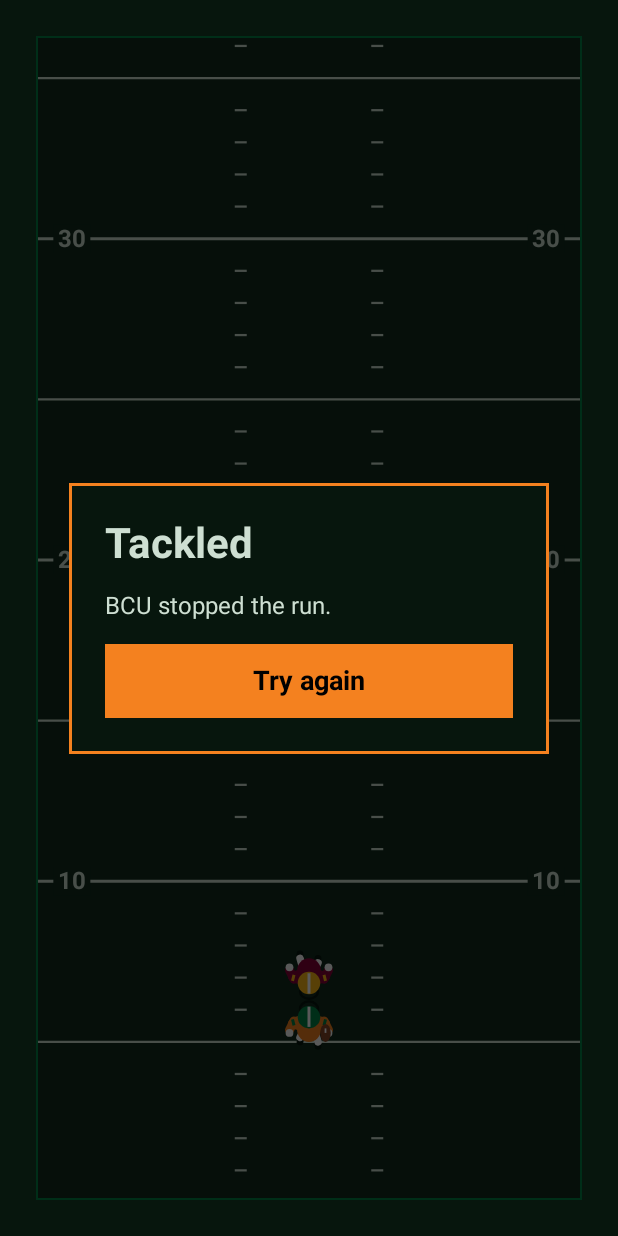
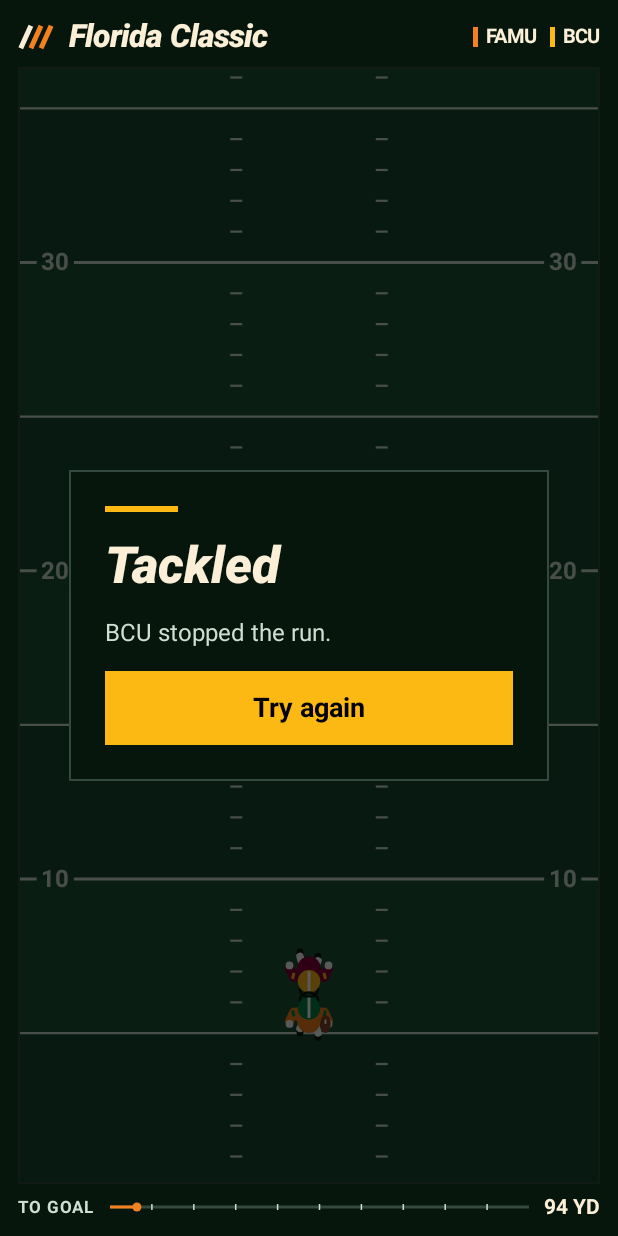
Before and after one commit to GetRighhttt/Famu-Kotlin-Arena-Game, an Android app built with Jetpack Compose: the screen it shows after launch (MainActivity), on a phone screen of 412 x 824 dp. Run offline under Robolectric (Android 15) with nearby library versions, the phone set to English and light mode, and no system bars.

Commit message:
Add Florida Classic field paint and a live yardage display

```diff
--- a/shared/src/commonMain/kotlin/com/stefan/neonarena/game/rendering/FootballFieldDrawing.kt
+++ b/shared/src/commonMain/kotlin/com/stefan/neonarena/game/rendering/FootballFieldDrawing.kt
@@ -7,7 +7,11 @@ import androidx.compose.ui.text.TextStyle
 import androidx.compose.ui.text.drawText
 import androidx.compose.ui.text.font.FontWeight
 import androidx.compose.ui.unit.sp
+import androidx.compose.ui.graphics.Path
 import androidx.compose.ui.graphics.drawscope.DrawScope
+import androidx.compose.ui.graphics.drawscope.Stroke
+import androidx.compose.ui.graphics.drawscope.translate
+import androidx.compose.ui.text.font.FontStyle
 import androidx.compose.ui.unit.dp
 import com.stefan.neonarena.ui.theme.GameColors
 
@@ -21,6 +25,7 @@ import com.stefan.neonarena.ui.theme.GameColors
  * @since 2026-11-27
  */
 fun DrawScope.drawFootballField(fieldSize: Size, endZoneHeight: Float, textMeasurer: TextMeasurer) {
+    if (fieldSize.width <= 0f || fieldSize.height <= 0f) return
     drawRect(color = GameColors.arenaSurface, size = fieldSize)
     drawRect(color = GameColors.famuGreen, size = Size(fieldSize.width, endZoneHeight))
     drawRect(
@@ -29,6 +34,14 @@ fun DrawScope.drawFootballField(fieldSize: Size, endZoneHeight: Float, textMeasu
         size = Size(fieldSize.width, endZoneHeight),
     )
     val sectionHeight = (fieldSize.height - 2f * endZoneHeight) / 10f
+    for (band in 0 until 20 step 2) {
+        drawRect(
+            GameColors.turfBand, Offset(0f, endZoneHeight + sectionHeight * band / 2f),
+            Size(fieldSize.width, sectionHeight / 2f),
+        )
+    }
+    drawEndZoneStripes(fieldSize.width, endZoneHeight)
+    translate(top = fieldSize.height - endZoneHeight) { drawEndZoneStripes(fieldSize.width, endZoneHeight) }
     for (line in 0..10) {
         val y = endZoneHeight + sectionHeight * line
         drawLine(
@@ -64,15 +77,62 @@ fun DrawScope.drawFootballField(fieldSize: Size, endZoneHeight: Float, textMeasu
                 topLeft = Offset(x - 3.dp.toPx(), y),
                 size = Size(text.size.width + 6.dp.toPx(), text.size.height.toFloat()),
             )
+            drawRect(
+                GameColors.turfBand, Offset(x - 3.dp.toPx(), endZoneHeight + sectionHeight * yard),
+                Size(text.size.width + 6.dp.toPx(), text.size.height / 2f),
+            )
             drawText(text, topLeft = Offset(x, y))
         }
     }
+    drawMidfieldEmblem(fieldSize, sectionHeight, textMeasurer)
     drawGoalposts(fieldSize.width, endZoneHeight)
     for ((label, centerY) in listOf("RATTLERS!" to endZoneHeight * 0.75f, "START" to fieldSize.height - endZoneHeight / 2f)) {
         val text = textMeasurer.measure(label, style = TextStyle(
-            color = GameColors.fieldLine, fontSize = 18.sp, fontWeight = FontWeight.Bold,
+            color = GameColors.fieldLine, fontSize = 18.sp, fontWeight = FontWeight.Black,
+            fontStyle = FontStyle.Italic, letterSpacing = 1.6.sp,
         ))
         drawText(text, topLeft = Offset((fieldSize.width - text.size.width) / 2f, centerY - text.size.height / 2f))
+    }
+}
+
+private fun DrawScope.drawEndZoneStripes(width: Float, height: Float) {
+    val unit = minOf(width * 0.032f, height * 0.45f)
+    for (index in 0..2) {
+        val x = unit * index * 1.65f
+        for (side in 0..1) {
+            val origin = if (side == 0) x else width - x
+            val step = if (side == 0) unit else -unit
+            val stripe = Path().apply {
+                moveTo(origin, height)
+                lineTo(origin + step, height)
+                lineTo(origin + 2.4f * step, 0f)
+                lineTo(origin + 1.4f * step, 0f)
+                close()
+            }
+            drawPath(stripe, if (index == 0) GameColors.famuOrange else GameColors.turfBand)
+        }
+    }
+}
+
+private fun DrawScope.drawMidfieldEmblem(field: Size, sectionHeight: Float, textMeasurer: TextMeasurer) {
+    val halfWidth = minOf(70.dp.toPx(), field.width * 0.23f, sectionHeight * 0.68f)
+    if (halfWidth <= 0f) return
+    translate(field.width / 2f, field.height / 2f) {
+        val halfHeight = halfWidth * 0.44f
+        val diamond = Path().apply {
+            moveTo(-halfWidth, 0f)
+            lineTo(0f, -halfHeight)
+            lineTo(halfWidth, 0f)
+            lineTo(0f, halfHeight)
+            close()
+        }
+        drawPath(diamond, GameColors.background)
+        drawPath(diamond, GameColors.famuOrange, style = Stroke(width = halfWidth * 0.035f))
+        val lettering = textMeasurer.measure("ORLANDO", style = TextStyle(
+            color = GameColors.cream, fontWeight = FontWeight.Black, fontStyle = FontStyle.Italic,
+            fontSize = (halfWidth * 0.24f).toSp(),
+        ))
+        drawText(lettering, topLeft = Offset(-lettering.size.width / 2f, -lettering.size.height / 2f))
     }
 }
 
--- a/shared/src/commonMain/kotlin/com/stefan/neonarena/ui/arena/Arena.kt
+++ b/shared/src/commonMain/kotlin/com/stefan/neonarena/ui/arena/Arena.kt
@@ -1,6 +1,7 @@
 package com.stefan.neonarena.ui.arena
 
 import androidx.compose.foundation.Canvas
+import androidx.compose.foundation.layout.Column
 import androidx.compose.foundation.layout.Box
 import androidx.compose.foundation.background
 import androidx.compose.foundation.border
@@ -53,15 +54,17 @@ fun Arena(
     modifier: Modifier = Modifier,
 ) {
     val textMeasurer = rememberTextMeasurer()
-    Box(
+    Column(
         modifier = modifier.fillMaxSize()
             .background(GameColors.background)
             .safeDrawingPadding()
-            .padding(24.dp),
+            .padding(horizontal = 12.dp, vertical = 4.dp),
     ) {
+        MatchupStrip()
+        Box(Modifier.weight(1f)) {
             Canvas(
                 modifier = Modifier.fillMaxSize()
-                .border(1.dp, GameColors.famuGreen)
+                    .border(1.dp, GameColors.rail)
                     .clipToBounds()
                     .onSizeChanged { onArenaSizeChanged(it.toSize()) }
                     .then(if (isRunning) Modifier.onArenaTap(onTap).touchControls(touchState) else Modifier)
@@ -89,4 +92,6 @@ fun Arena(
                 }
             }
         }
+        DriveStrip(player, camera)
     }
+}
--- /dev/null
+++ b/shared/src/commonMain/kotlin/com/stefan/neonarena/ui/arena/GamedayStrips.kt
@@ -0,0 +1,92 @@
+package com.stefan.neonarena.ui.arena
+
+import androidx.compose.foundation.Canvas
+import androidx.compose.foundation.background
+import androidx.compose.foundation.layout.*
+import androidx.compose.foundation.text.BasicText
+import androidx.compose.runtime.Composable
+import androidx.compose.ui.Alignment
+import androidx.compose.ui.Modifier
+import androidx.compose.ui.geometry.Offset
+import androidx.compose.ui.graphics.Color
+import androidx.compose.ui.text.TextStyle
+import androidx.compose.ui.text.font.FontStyle
+import androidx.compose.ui.text.font.FontWeight
+import androidx.compose.ui.unit.dp
+import androidx.compose.ui.unit.sp
+import com.stefan.neonarena.game.model.Player
+import com.stefan.neonarena.game.state.FieldCamera
+import com.stefan.neonarena.ui.theme.GameColors
+import kotlin.math.ceil
+
+/**
+ * Keeps the matchup and distance to the goal in screen coordinates while the field scrolls.
+ *
+ * @author Stefan Bayne
+ * @since 2026-11-27
+ */
+@Composable
+internal fun MatchupStrip() {
+    Row(
+        modifier = Modifier.fillMaxWidth().padding(vertical = 8.dp),
+        verticalAlignment = Alignment.CenterVertically,
+        horizontalArrangement = Arrangement.spacedBy(8.dp),
+    ) {
+        Canvas(Modifier.size(26.dp, 21.dp)) {
+            for (stripe in 0..2) {
+                val x = size.width * (0.07f + stripe * 0.26f)
+                drawLine(
+                    if (stripe == 0) GameColors.cream else GameColors.famuOrange,
+                    Offset(x, size.height * 0.85f), Offset(x + size.width * 0.26f, size.height * 0.15f),
+                    strokeWidth = size.width * 0.13f,
+                )
+            }
+        }
+        BasicText(
+            "Florida Classic", modifier = Modifier.weight(1f),
+            style = TextStyle(color = GameColors.cream, fontWeight = FontWeight.Black, fontStyle = FontStyle.Italic, fontSize = 21.sp),
+        )
+        TeamLabel("FAMU", GameColors.famuOrange)
+        TeamLabel("BCU", GameColors.bcuGold)
+    }
+}
+
+@Composable
+private fun TeamLabel(name: String, accent: Color) {
+    Row(verticalAlignment = Alignment.CenterVertically, horizontalArrangement = Arrangement.spacedBy(5.dp)) {
+        Box(Modifier.size(3.dp, 13.dp).background(accent))
+        BasicText(name, style = TextStyle(color = GameColors.cream, fontWeight = FontWeight.Bold, fontSize = 13.sp))
+    }
+}
+
+@Composable
+internal fun DriveStrip(player: Player?, camera: FieldCamera) {
+    val playingHeight = camera.fieldSize.height - 2f * camera.endZoneHeight
+    val distance = if (player != null && playingHeight > 0f) {
+        val leadingEdge = player.position.y - player.radiusIn(camera.viewport)
+        ((leadingEdge - camera.endZoneHeight) / playingHeight).coerceIn(0f, 1f)
+    } else 1f
+    Row(
+        modifier = Modifier.fillMaxWidth().padding(vertical = 7.dp),
+        verticalAlignment = Alignment.CenterVertically,
+        horizontalArrangement = Arrangement.spacedBy(10.dp),
+    ) {
+        BasicText("TO GOAL", style = TextStyle(
+            color = GameColors.fieldLine, fontSize = 11.sp, fontWeight = FontWeight.Bold, letterSpacing = 1.sp,
+        ))
+        Canvas(Modifier.weight(1f).height(9.dp)) {
+            val y = size.height / 2f
+            val marker = Offset(size.width * (1f - distance), y)
+            drawLine(GameColors.rail, Offset(0f, y), Offset(size.width, y), 2.dp.toPx())
+            drawLine(GameColors.famuOrange, Offset(0f, y), marker, 2.dp.toPx())
+            for (tick in 1..9) {
+                val x = size.width * tick / 10f
+                drawLine(GameColors.fieldLine, Offset(x, y - 2.dp.toPx()), Offset(x, y + 2.dp.toPx()), 1.dp.toPx())
+            }
+            drawCircle(GameColors.famuOrange, 3.dp.toPx(), marker)
+        }
+        BasicText("${ceil(distance * 100).toInt()} YD", style = TextStyle(
+            color = GameColors.cream, fontWeight = FontWeight.Bold, fontSize = 14.sp,
+        ))
+    }
+}
--- a/shared/src/commonMain/kotlin/com/stefan/neonarena/ui/arena/RunResultOverlay.kt
+++ b/shared/src/commonMain/kotlin/com/stefan/neonarena/ui/arena/RunResultOverlay.kt
@@ -7,6 +7,7 @@ import androidx.compose.foundation.layout.Arrangement
 import androidx.compose.foundation.layout.Box
 import androidx.compose.foundation.layout.Column
 import androidx.compose.foundation.layout.fillMaxWidth
+import androidx.compose.foundation.layout.height
 import androidx.compose.foundation.layout.padding
 import androidx.compose.foundation.layout.widthIn
 import androidx.compose.foundation.text.BasicText
@@ -16,6 +17,7 @@ import androidx.compose.ui.Modifier
 import androidx.compose.ui.graphics.Color
 import androidx.compose.ui.semantics.Role
 import androidx.compose.ui.text.TextStyle
+import androidx.compose.ui.text.font.FontStyle
 import androidx.compose.ui.text.font.FontWeight
 import androidx.compose.ui.unit.dp
 import androidx.compose.ui.unit.sp
@@ -38,22 +40,24 @@ fun RunResultOverlay(status: RunStatus, onRestart: () -> Unit) {
         RunStatus.Tackled -> { title = "Tackled"; message = "BCU stopped the run." }
         RunStatus.Touchdown -> { title = "Touchdown!"; message = "FAMU reached the end zone." }
     }
+    val accent = if (status == RunStatus.Touchdown) GameColors.famuOrange else GameColors.bcuGold
     Column(
         modifier = Modifier.widthIn(max = 320.dp)
             .fillMaxWidth()
             .background(GameColors.background)
-            .border(2.dp, GameColors.famuOrange)
+            .border(1.dp, GameColors.rail)
             .padding(24.dp),
         verticalArrangement = Arrangement.spacedBy(16.dp),
     ) {
+        Box(Modifier.fillMaxWidth(0.18f).height(4.dp).background(accent))
         BasicText(title, style = TextStyle(
-            color = GameColors.fieldLine, fontSize = 28.sp, fontWeight = FontWeight.Bold,
+            color = GameColors.cream, fontSize = 34.sp, fontWeight = FontWeight.Black, fontStyle = FontStyle.Italic,
         ))
         BasicText(message, style = TextStyle(
             color = GameColors.fieldLine, fontSize = 16.sp,
         ))
         Box(
-            modifier = Modifier.fillMaxWidth().background(GameColors.famuOrange)
+            modifier = Modifier.fillMaxWidth().background(accent)
                 .clickable(role = Role.Button, onClick = onRestart)
                 .padding(vertical = 14.dp),
             contentAlignment = Alignment.Center,
--- a/shared/src/commonMain/kotlin/com/stefan/neonarena/ui/theme/GameColors.kt
+++ b/shared/src/commonMain/kotlin/com/stefan/neonarena/ui/theme/GameColors.kt
@@ -23,6 +23,9 @@ object GameColors {
 
     val footballLeather = Color(0xFF854425)
     val background = Color(0xFF07160D)
-    val arenaSurface = Color(0xFF102C1D)
+    val arenaSurface = Color(0xFF184930)
+    val turfBand = Color(0xFF1C5237)
+    val cream = Color(0xFFFBF0D7)
+    val rail = Color(0xFF344A3E)
     val fieldLine = Color(0xFFCEDFD2)
 }
```
Also changed, not shown: 2 other files. Lines whose indentation alone changed are shown as unchanged.
